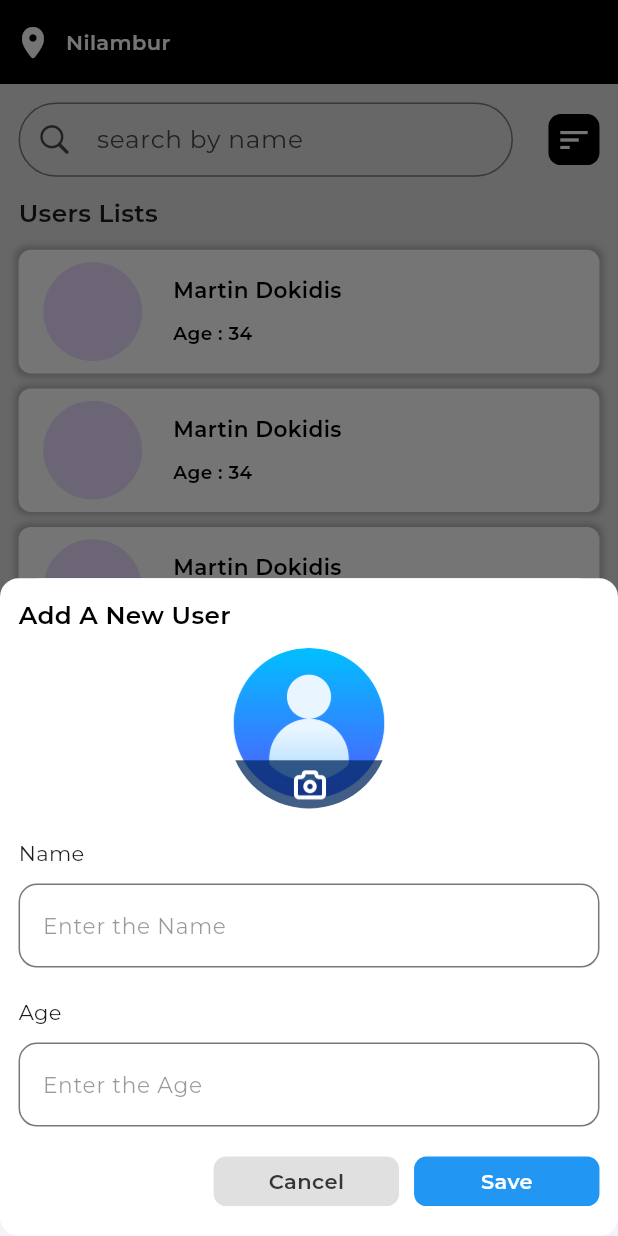
After one commit to fazilnazkolambil/totalx_project, a Flutter app: the screen it shows after launch, after a tap on an icon or button, on a phone screen of 412 x 824 dp. The commit adds this screen. Run offline on Flutter 3.47's test engine with Material 3 defaults, Android fonts, the phone set to English and light mode, and no system bars; our stand-ins replace cloud_firestore, firebase_core, flutter_riverpod, google_fonts, pinput; accounts and stored records are empty.

Commit message:
Frontend Completed

```diff
--- a/lib/Core/constants/const_page.dart
+++ b/lib/Core/constants/const_page.dart
@@ -3,6 +3,7 @@ import 'dart:ui';
 class ImageConst{
   static const signInImage = 'assets/images/signInImage.png';
   static const otpImage = 'assets/images/otpImage.png';
+  static const userIcon = 'assets/images/userIcon.png';
 }
 
 class ColorConst{
--- a/lib/Core/global/utils.dart
+++ b/lib/Core/global/utils.dart
@@ -7,6 +7,7 @@ import 'global_variables.dart';
 Widget textField(
    TextEditingController controller,
    String hintText,
+    int length,
 {
   bool text = true
 }
@@ -19,7 +20,7 @@ Widget textField(
       FilteringTextInputFormatter.allow(RegExp(r'[0-9]')),
       FilteringTextInputFormatter.digitsOnly
     ],
-    maxLength: text ? 99 : 10,
+    maxLength: length,
     decoration: InputDecoration(
       counterText: '',
       hintText: hintText,
--- a/lib/Features/authPage/screens/sign_in_page.dart
+++ b/lib/Features/authPage/screens/sign_in_page.dart
@@ -38,7 +38,7 @@ class _SignInPageState extends State<SignInPage> {
                   fontSize: w * 0.04,
                   fontWeight: FontWeight.w600
                 )),
-                textField(phoneNumberController, 'Enter Phone Number *',text: false),
+                textField(phoneNumberController, 'Enter Phone Number *',10,text: false),
                 RichText(text: TextSpan(
                   style: TextStyle(
                       color: ColorConst.textColor.withOpacity(0.5),
--- /dev/null
+++ b/lib/Features/userPage/screens/user_list_page.dart
@@ -0,0 +1,294 @@
+import 'package:flutter/cupertino.dart';
+import 'package:flutter/material.dart';
+import 'package:flutter_riverpod/flutter_riverpod.dart';
+import 'package:totalx_project/Core/constants/const_page.dart';
+import 'package:totalx_project/Core/global/utils.dart';
+
+import '../../../Core/global/global_variables.dart';
+
+final radioButtonProvider = StateProvider <String?> ((ref) => '1');
+class UserListPage extends ConsumerStatefulWidget {
+  const UserListPage({super.key});
+
+  @override
+  ConsumerState<UserListPage> createState() => _UserListPageState();
+}
+
+class _UserListPageState extends ConsumerState<UserListPage> {
+  final TextEditingController searchController = TextEditingController();
+  final TextEditingController nameController = TextEditingController();
+  final TextEditingController ageController = TextEditingController();
+  @override
+  Widget build(BuildContext context) {
+    final radio = ref.watch(radioButtonProvider);
+    return SafeArea(child: Scaffold(
+      floatingActionButton: FloatingActionButton(
+        onPressed: () {
+          showModalBottomSheet(
+            isDismissible: false,
+            isScrollControlled: true,
+            context: context,
+            builder: (BuildContext context) {
+              return SingleChildScrollView(
+                child: Container(
+                  decoration: BoxDecoration(
+                    borderRadius: BorderRadius.circular(w * 0.03),
+                  color: Colors.white,
+                  ),
+                  padding: EdgeInsets.only(
+                    bottom : MediaQuery.of(context).viewInsets.bottom,
+                    left : w * 0.03,
+                    right: w * 0.03,
+                    top: w * 0.03,
+                  ),
+                  child: Column(
+                    crossAxisAlignment: CrossAxisAlignment.start,
+                    mainAxisAlignment: MainAxisAlignment.spaceEvenly,
+                    children: [
+                      Text('Add A New User',style: TextStyle(
+                        fontWeight: FontWeight.w600,
+                        fontSize: w * 0.04,
+                        color: Colors.black
+                      )),
+                      const SizedBox(height: 10),
+                      Center(child: CircleAvatar(
+                        backgroundColor: Colors.white,
+                        radius: w * 0.13,
+                        backgroundImage: const AssetImage(ImageConst.userIcon),
+                      )),
+                      const SizedBox(height: 20),
+                      const Text('Name'),
+                      const SizedBox(height: 10),
+                      textField(nameController, 'Enter the Name',99),
+                      const SizedBox(height: 20),
+                      const Text('Age'),
+                      const SizedBox(height: 10),
+                      textField(ageController, 'Enter the Age',3,text: false),
+                      const SizedBox(height: 20),
+                      Row(
+                        mainAxisAlignment: MainAxisAlignment.end,
+                        children: [
+                          Container(
+                            height: h * 0.04,
+                            width: w * 0.3,
+                            decoration: BoxDecoration(
+                              color: Colors.grey[300],
+                              borderRadius: BorderRadius.circular(w * 0.02)
+                            ),
+                            child: const Center(
+                              child: Text('Cancel',style: TextStyle(
+                                color: ColorConst.textColor,
+                                fontWeight: FontWeight.w600
+                              ),),
+                            ),
+                          ),
+                          const SizedBox(width: 10,),
+                          Container(
+                            height: h * 0.04,
+                            width: w * 0.3,
+                            decoration: BoxDecoration(
+                              color: Colors.blue,
+                              borderRadius: BorderRadius.circular(w * 0.02)
+                            ),
+                            child: const Center(
+                              child: Text('Save',style: TextStyle(
+                                color: Colors.white,
+                                fontWeight: FontWeight.w600
+                              ),),
+                            ),
+                          ),
+                        ],
+                      ),
+                      const SizedBox(height: 20),
+                    ],
+                  )
+                ),
+              );
+            },
+          );
+        },
+        shape: const CircleBorder(),
+        backgroundColor: Colors.black,
+        child: const Center(child: Icon(CupertinoIcons.add,color: Colors.white,)),
+      ),
+      backgroundColor: Colors.grey[300],
+      appBar: AppBar(
+        backgroundColor: Colors.black,
+        leading: const Row(
+          mainAxisAlignment: MainAxisAlignment.spaceEvenly,
+          children: [
+            Icon(CupertinoIcons.location_solid,color: Colors.white,),
+            Text('Nilambur',style: TextStyle(
+              color: Colors.white,
+              fontWeight: FontWeight.w600
+            ))
+          ],
+        ),
+        leadingWidth: w * 0.3,
+      ),
+      body: SingleChildScrollView(
+        child: Padding(
+          padding: EdgeInsets.all(w * 0.03),
+          child: Column(
+            crossAxisAlignment: CrossAxisAlignment.start,
+            mainAxisAlignment: MainAxisAlignment.spaceEvenly,
+            children: [
+              Row(
+                mainAxisAlignment: MainAxisAlignment.spaceBetween,
+                children: [
+                  SizedBox(
+                    width: w * 0.8,
+                    height: h * 0.06,
+                    child: TextField(
+                      controller: searchController,
+                      decoration: InputDecoration(
+                        contentPadding: EdgeInsets.all(w * 0.03),
+                        prefixIcon: const Icon(CupertinoIcons.search),
+                        hintText: 'search by name',
+                        hintStyle: TextStyle(
+                          fontSize: w * 0.04
+                        ),
+                        border: OutlineInputBorder(
+                          borderRadius: BorderRadius.circular(w * 0.1),
+                          borderSide: BorderSide(
+                            color: ColorConst.textColor.withOpacity(0.1)
+                          )
+                        ),
+                        focusedBorder: OutlineInputBorder(
+                              borderRadius: BorderRadius.circular(w * 0.1),
+                              borderSide: const BorderSide(
+                                  color: ColorConst.textColor
+                          )
+                        )
+                      )
+                    ),
+                  ),
+                  InkWell(
+                    onTap: () {
+                      showModalBottomSheet(
+                          context: context,
+                          builder: (context) => Container(
+                            height: h * 0.3,
+                            padding: EdgeInsets.all(w * 0.03),
+                            decoration: BoxDecoration(
+                              borderRadius: BorderRadius.circular(w * 0.03),
+                              color: Colors.white
+                            ),
+                            child: Column(
+                              mainAxisAlignment: MainAxisAlignment.spaceEvenly,
+                              crossAxisAlignment: CrossAxisAlignment.start,
+                              children: [
+                                Text('Sort',style: TextStyle(
+                                  fontWeight: FontWeight.w800,
+                                  fontSize: w * 0.045
+                                )),
+                                RadioMenuButton(
+                                    value: "1",
+                                    groupValue: radio,
+                                    onChanged: (value) {
+                                      ref.read(radioButtonProvider.notifier).update((state) => value);
+                                      Navigator.pop(context);
+                                    },
+                                    child: Text("All",style: TextStyle(
+                                        fontWeight: FontWeight.w600,
+                                        fontSize: w * 0.04
+                                    ))),
+                                RadioMenuButton(
+                                    value: "2",
+                                    groupValue: radio,
+                                    onChanged: (value) {
+                                      ref.read(radioButtonProvider.notifier).update((state) => value);
+                                      Navigator.pop(context);
+                                    },
+                                    child: Text("Age : Elder",style: TextStyle(
+                                        fontWeight: FontWeight.w600,
+                                        fontSize: w * 0.04
+                                    ))),
+                                RadioMenuButton(
+                                    value: "3",
+                                    groupValue: radio,
+                                    onChanged: (value) {
+                                      ref.read(radioButtonProvider.notifier).update((state) => value);
+                                      Navigator.pop(context);
+                                    },
+                                    child: Text("Age : Younger",style: TextStyle(
+                                        fontWeight: FontWeight.w600,
+                                        fontSize: w * 0.04
+                                    ))),
+                              ],
+                            ),
+                          )
+                      );
+                    },
+                    child: Container(
+                      padding: const EdgeInsets.all(5),
+                      decoration: BoxDecoration(
+                        borderRadius: BorderRadius.circular(w * 0.02),
+                        color: Colors.black
+                      ),
+                        child: const Icon(Icons.sort_sharp,color: Colors.white,)),
+                  )
+                ],
+              ),
+              SizedBox(height: w * 0.03),
+              Text('Users Lists',style: TextStyle(
+                fontWeight: FontWeight.w600,
+                fontSize: w * 0.04
+              )),
+              SizedBox(height: w * 0.03),
+              SizedBox(
+                height: h * 0.8,
+                child: ListView.separated(
+                    itemCount: 7,
+                    itemBuilder: (context, index) {
+                      return Container(
+                        height: h * 0.1,
+                        padding: EdgeInsets.all(w * 0.02),
+                        decoration: BoxDecoration(
+                            color: Colors.white,
+                            borderRadius: BorderRadius.circular(w * 0.02),
+                            boxShadow: [
+                              BoxShadow(
+                                color: Colors.black.withOpacity(0.2),
+                                spreadRadius: 2,
+                                blurRadius: 3,
+                              )
+                            ]
+                        ),
+                        child: Row(
+                          children: [
+                            CircleAvatar(
+                              radius: w * 0.1,
+                            ),
+                            SizedBox(width: w * 0.03),
+                            Column(
+                              crossAxisAlignment: CrossAxisAlignment.start,
+                              mainAxisAlignment: MainAxisAlignment.spaceEvenly,
+                              children: [
+                                Text('Martin Dokidis',style: TextStyle(
+                                    fontWeight: FontWeight.w600,
+                                    fontSize: w * 0.035,
+                                    color: Colors.black
+                                )),
+                                Text('Age : 34',style: TextStyle(
+                                    fontWeight: FontWeight.w600,
+                                    fontSize: w * 0.03,
+                                    color: Colors.black
+                                ))
+                              ],
+                            )
+                          ],
+                        ),
+                      );
+                    },
+                    separatorBuilder: (context, index) => const SizedBox(height: 10,)
+
+                )
+              )
+            ],
+          ),
+        ),
+      ),
+    ));
+  }
+}
--- a/lib/main.dart
+++ b/lib/main.dart
@@ -2,7 +2,9 @@ import 'package:firebase_core/firebase_core.dart';
 import 'package:flutter/material.dart';
 import 'package:flutter_riverpod/flutter_riverpod.dart';
 import 'package:google_fonts/google_fonts.dart';
+import 'package:totalx_project/Features/authPage/screens/otp_page.dart';
 import 'package:totalx_project/Features/authPage/screens/sign_in_page.dart';
+import 'package:totalx_project/Features/userPage/screens/user_list_page.dart';
 import 'Core/global/global_variables.dart';
 import 'firebase_options.dart';
 
@@ -34,7 +36,7 @@ class MyApp extends StatelessWidget {
           colorScheme: ColorScheme.fromSeed(seedColor: Colors.deepPurple),
           useMaterial3: true,
         ),
-        home: const SignInPage(),
+        home: const UserListPage(),
       ),
     );
   }
--- a/pubspec.yaml
+++ b/pubspec.yaml
@@ -39,6 +39,7 @@ dependencies:
   firebase_core: ^3.3.0
   cloud_firestore: ^5.2.1
   flutter_riverpod: ^2.5.1
+  pinput: ^5.0.0
 
 dev_dependencies:
   flutter_test:
```
Also changed, not shown: lib/Features/authPage/screens/otp_page.dart (added, +153 -0 lines), assets/images/userIcon.png (added), pubspec.lock.
